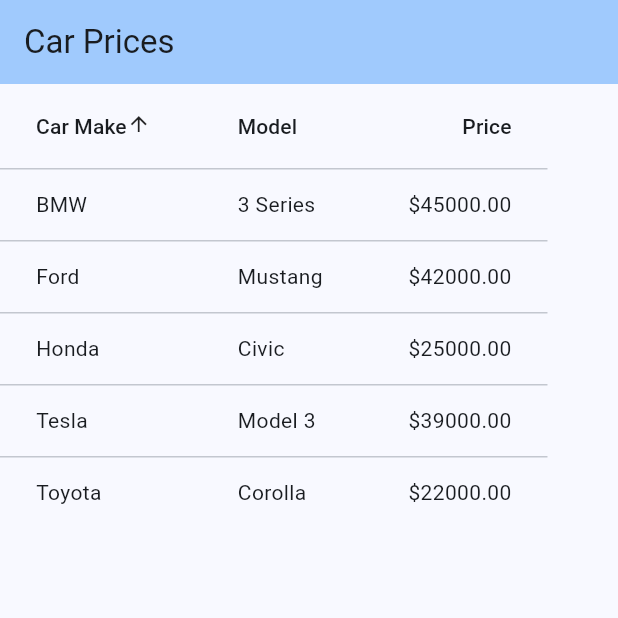
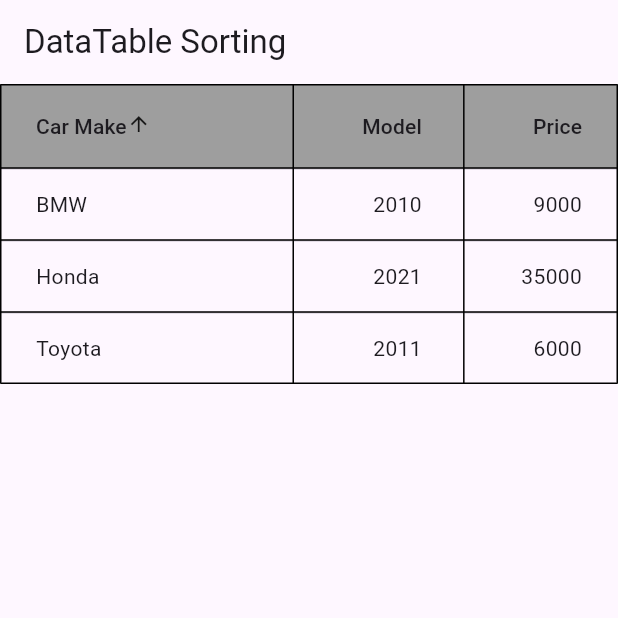
Before and after one commit to aisyahjen/TMA3084_G02_106351_Lab05_Lesson07, a Flutter app: the screen it shows after launch, after a tap on "Car Make", on a phone screen of 412 x 824 dp, the top half of it. Run offline on Flutter 3.47's test engine with Material 3 defaults, Android fonts, the phone set to English and light mode, and no system bars.

Commit message:
Complete Part 2 Lab B: DataTable with built-in sorting

```diff
--- a/lab_b/lib/main.dart
+++ b/lab_b/lib/main.dart
@@ -1,7 +1,12 @@
 import 'package:flutter/material.dart';
 
-void main() {
-  runApp(const MyApp());
+void main() => runApp(const MyApp());
+
+class Car {
+  Car(this.make, this.model, this.price);
+  final String make;
+  final int model;
+  final int price;
 }
 
 class MyApp extends StatelessWidget {
@@ -9,24 +14,11 @@ class MyApp extends StatelessWidget {
 
   @override
   Widget build(BuildContext context) {
-    return MaterialApp(
+    return const MaterialApp(
       debugShowCheckedModeBanner: false,
-      title: 'Sortable Car Table',
-      theme: ThemeData(
-        colorScheme: ColorScheme.fromSeed(seedColor: Colors.blue),
-        useMaterial3: true,
-      ),
-      home: const CarTablePage(),
+      home: CarTablePage(),
     );
   }
-}
-
-class Car {
-  const Car({required this.make, required this.model, required this.price});
-
-  final String make;
-  final String model;
-  final double price;
 }
 
 class CarTablePage extends StatefulWidget {
@@ -37,69 +29,68 @@ class CarTablePage extends StatefulWidget {
 }
 
 class _CarTablePageState extends State<CarTablePage> {
-  final List<Car> _cars = [
-    const Car(make: 'Toyota', model: 'Corolla', price: 22000),
-    const Car(make: 'Honda', model: 'Civic', price: 25000),
-    const Car(make: 'Ford', model: 'Mustang', price: 42000),
-    const Car(make: 'Tesla', model: 'Model 3', price: 39000),
-    const Car(make: 'BMW', model: '3 Series', price: 45000),
+  final List<Car> cars = [
+    Car('Honda', 2021, 35000),
+    Car('Toyota', 2011, 6000),
+    Car('BMW', 2010, 9000),
   ];
 
-  int? _sortColumnIndex;
-  bool _sortAscending = true;
+  int? sortColumnIndex;
+  bool sortAscending = true;
 
-  void _sortCars(int columnIndex, bool ascending) {
+  void sortBy(
+    int columnIndex,
+    bool ascending,
+    int Function(Car a, Car b) compare,
+  ) {
     setState(() {
-      _sortColumnIndex = columnIndex;
-      _sortAscending = ascending;
-
-      _cars.sort((first, second) {
-        int comparison;
-
-        if (columnIndex == 0) {
-          comparison = first.make.compareTo(second.make);
-        } else if (columnIndex == 1) {
-          comparison = first.model.compareTo(second.model);
-        } else {
-          comparison = first.price.compareTo(second.price);
-        }
-
-        return ascending ? comparison : -comparison;
-      });
+      cars.sort((a, b) => ascending ? compare(a, b) : compare(b, a));
+      sortColumnIndex = columnIndex;
+      sortAscending = ascending;
     });
   }
 
   @override
   Widget build(BuildContext context) {
     return Scaffold(
-      appBar: AppBar(
-        title: const Text('Car Prices'),
-        backgroundColor: Theme.of(context).colorScheme.inversePrimary,
-      ),
+      appBar: AppBar(title: const Text('DataTable Sorting')),
       body: SingleChildScrollView(
-        scrollDirection: Axis.horizontal,
-        child: SingleChildScrollView(
+        child: SizedBox(
+          width: double.infinity,
           child: DataTable(
-            sortColumnIndex: _sortColumnIndex,
-            sortAscending: _sortAscending,
+            sortColumnIndex: sortColumnIndex,
+            sortAscending: sortAscending,
+            border: TableBorder.all(color: Colors.black),
+            headingRowColor: WidgetStateProperty.all<Color>(Colors.grey),
             columns: [
-              DataColumn(label: const Text('Car Make'), onSort: _sortCars),
-              DataColumn(label: const Text('Model'), onSort: _sortCars),
+              DataColumn(
+                label: const Text('Car Make'),
+                onSort: (i, asc) =>
+                    sortBy(i, asc, (a, b) => a.make.compareTo(b.make)),
+              ),
+              DataColumn(
+                label: const Text('Model'),
+                numeric: true,
+                onSort: (i, asc) =>
+                    sortBy(i, asc, (a, b) => a.model.compareTo(b.model)),
+              ),
               DataColumn(
                 label: const Text('Price'),
                 numeric: true,
-                onSort: _sortCars,
+                onSort: (i, asc) =>
+                    sortBy(i, asc, (a, b) => a.price.compareTo(b.price)),
               ),
             ],
-            rows: _cars.map((car) {
-              return DataRow(
-                cells: [
-                  DataCell(Text(car.make)),
-                  DataCell(Text(car.model)),
-                  DataCell(Text('\$${car.price.toStringAsFixed(2)}')),
-                ],
-              );
-            }).toList(),
+            rows: [
+              for (final car in cars)
+                DataRow(
+                  cells: [
+                    DataCell(Text(car.make)),
+                    DataCell(Text('${car.model}')),
+                    DataCell(Text('${car.price}')),
+                  ],
+                ),
+            ],
           ),
         ),
       ),
```
